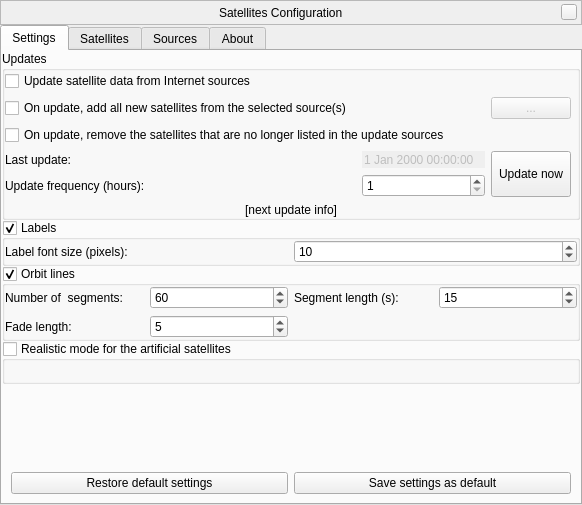
Above: plugins/Satellites/src/gui/satellitesDialog.ui from 519984307/stellarium_src before the change. Below: the same form after it.
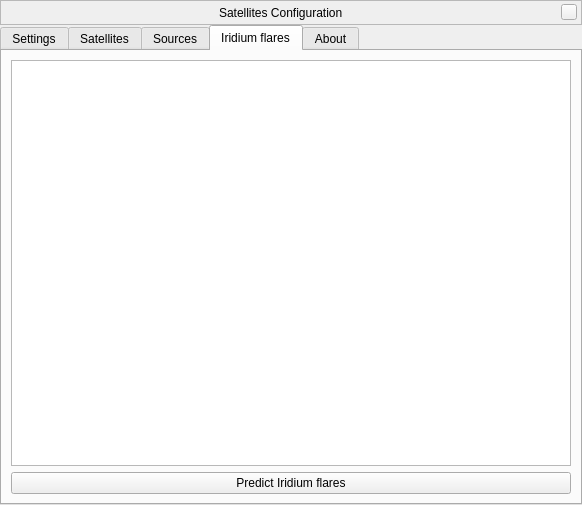
That is the form after the change. The open tabs and pages were chosen to show the change. Custom widgets are drawn as their Qt base class.

Commit message: Added tool for prediction of Iridium flares

```diff
--- a/plugins/Satellites/src/gui/satellitesDialog.ui
+++ b/plugins/Satellites/src/gui/satellitesDialog.ui
@@ -128,6 +128,12 @@
    </item>
    <item>
     <widget class="QTabWidget" name="tabs">
+     <property name="sizePolicy">
+      <sizepolicy hsizetype="Expanding" vsizetype="Expanding">
+       <horstretch>0</horstretch>
+       <verstretch>0</verstretch>
+      </sizepolicy>
+     </property>
      <property name="currentIndex">
       <number>0</number>
      </property>
@@ -862,6 +868,36 @@
        </item>
       </layout>
      </widget>
+     <widget class="QWidget" name="iridiumTab">
+      <attribute name="title">
+       <string>Iridium flares</string>
+      </attribute>
+      <layout class="QGridLayout" name="gridLayout">
+       <item row="0" column="0">
+        <widget class="QTreeWidget" name="iridiumFlaresTreeWidget">
+         <property name="editTriggers">
+          <set>QAbstractItemView::NoEditTriggers</set>
+         </property>
+         <property name="sortingEnabled">
+          <bool>true</bool>
+         </property>
+         <property name="expandsOnDoubleClick">
+          <bool>false</bool>
+         </property>
+         <property name="columnCount">
+          <number>0</number>
+         </property>
+        </widget>
+       </item>
+       <item row="1" column="0">
+        <widget class="QPushButton" name="pushButtonPredictIridiumFlares">
+         <property name="text">
+          <string>Predict Iridium flares</string>
+         </property>
+        </widget>
+       </item>
+      </layout>
+     </widget>
      <widget class="QWidget" name="aboutTab">
       <attribute name="title">
        <string comment="tab in plugin windows">About</string>
```
The commit also changes 10 other files.
